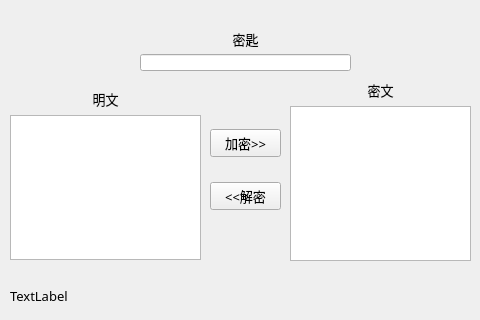
Qt form interface.ui (JamesBr0wn/DES-Encryption) before a commit.
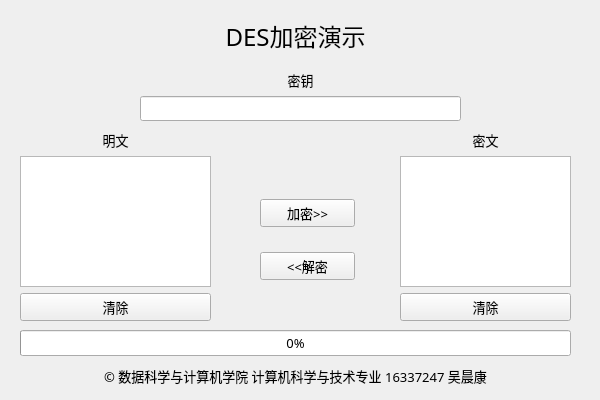
The same form after that commit.

What changed in the file:
```diff
--- a/interface.ui
+++ b/interface.ui
@@ -6,8 +6,8 @@
    <rect>
     <x>0</x>
     <y>0</y>
-    <width>480</width>
-    <height>320</height>
+    <width>600</width>
+    <height>400</height>
    </rect>
   </property>
   <property name="font">
@@ -19,45 +19,20 @@
   <property name="windowTitle">
    <string>Form</string>
   </property>
-  <widget class="QWidget" name="verticalLayoutWidget">
-   <property name="geometry">
-    <rect>
-     <x>10</x>
-     <y>89</y>
-     <width>191</width>
-     <height>171</height>
-    </rect>
-   </property>
-   <layout class="QVBoxLayout" name="encryptionLayout">
-    <item>
-     <widget class="QLabel" name="label">
-      <property name="text">
-       <string>明文</string>
-      </property>
-      <property name="alignment">
-       <set>Qt::AlignCenter</set>
-      </property>
-     </widget>
-    </item>
-    <item>
-     <widget class="QTextBrowser" name="textBrowser"/>
-    </item>
-   </layout>
-  </widget>
   <widget class="QWidget" name="verticalLayoutWidget_2">
    <property name="geometry">
     <rect>
      <x>140</x>
-     <y>30</y>
-     <width>211</width>
-     <height>41</height>
+     <y>70</y>
+     <width>321</width>
+     <height>51</height>
     </rect>
    </property>
    <layout class="QVBoxLayout" name="secretKeyLayout">
     <item>
      <widget class="QLabel" name="label_3">
       <property name="text">
-       <string>密匙</string>
+       <string>密钥</string>
       </property>
       <property name="alignment">
        <set>Qt::AlignCenter</set>
@@ -72,10 +47,10 @@
   <widget class="QWidget" name="verticalLayoutWidget_3">
    <property name="geometry">
     <rect>
-     <x>290</x>
-     <y>80</y>
-     <width>181</width>
-     <height>181</height>
+     <x>400</x>
+     <y>130</y>
+     <width>171</width>
+     <height>191</height>
     </rect>
    </property>
    <layout class="QVBoxLayout" name="verticalLayout_3">
@@ -90,16 +65,66 @@
      </widget>
     </item>
     <item>
-     <widget class="QTextEdit" name="textEdit_2"/>
+     <widget class="QTextEdit" name="cipher_text">
+      <property name="cursor" stdset="0">
+       <cursorShape>IBeamCursor</cursorShape>
+      </property>
+     </widget>
+    </item>
+    <item>
+     <widget class="QPushButton" name="cipher_text_clear">
+      <property name="text">
+       <string>清除</string>
+      </property>
+     </widget>
+    </item>
+   </layout>
+  </widget>
+  <widget class="QWidget" name="verticalLayoutWidget">
+   <property name="geometry">
+    <rect>
+     <x>20</x>
+     <y>130</y>
+     <width>191</width>
+     <height>191</height>
+    </rect>
+   </property>
+   <layout class="QVBoxLayout" name="PlaintextLayout">
+    <item>
+     <widget class="QLabel" name="plain_text_label">
+      <property name="text">
+       <string>明文</string>
+      </property>
+      <property name="alignment">
+       <set>Qt::AlignCenter</set>
+      </property>
+     </widget>
+    </item>
+    <item>
+     <widget class="QTextEdit" name="plain_text">
+      <property name="cursor" stdset="0">
+       <cursorShape>IBeamCursor</cursorShape>
+      </property>
+      <property name="horizontalScrollBarPolicy">
+       <enum>Qt::ScrollBarAsNeeded</enum>
+      </property>
+     </widget>
+    </item>
+    <item>
+     <widget class="QPushButton" name="plain_text_clear">
+      <property name="text">
+       <string>清除</string>
+      </property>
+     </widget>
     </item>
    </layout>
   </widget>
   <widget class="QWidget" name="verticalLayoutWidget_4">
    <property name="geometry">
     <rect>
-     <x>210</x>
-     <y>110</y>
-     <width>71</width>
+     <x>260</x>
+     <y>180</y>
+     <width>95</width>
      <height>121</height>
     </rect>
    </property>
@@ -120,12 +145,39 @@
     </item>
    </layout>
   </widget>
+  <widget class="QWidget" name="verticalLayoutWidget_6">
+   <property name="geometry">
+    <rect>
+     <x>20</x>
+     <y>10</y>
+     <width>551</width>
+     <height>51</height>
+    </rect>
+   </property>
+   <layout class="QVBoxLayout" name="TitleLayout">
+    <item>
+     <widget class="QLabel" name="title">
+      <property name="font">
+       <font>
+        <pointsize>18</pointsize>
+       </font>
+      </property>
+      <property name="text">
+       <string>DES加密演示</string>
+      </property>
+      <property name="alignment">
+       <set>Qt::AlignCenter</set>
+      </property>
+     </widget>
+    </item>
+   </layout>
+  </widget>
   <widget class="QWidget" name="verticalLayoutWidget_5">
    <property name="geometry">
     <rect>
-     <x>10</x>
-     <y>280</y>
-     <width>461</width>
+     <x>20</x>
+     <y>360</y>
+     <width>551</width>
      <height>31</height>
     </rect>
    </property>
@@ -133,7 +185,32 @@
     <item>
      <widget class="QLabel" name="label_4">
       <property name="text">
-       <string>TextLabel</string>
+       <string>© 数据科学与计算机学院 计算机科学与技术专业 16337247 吴晨康</string>
+      </property>
+      <property name="alignment">
+       <set>Qt::AlignCenter</set>
+      </property>
+     </widget>
+    </item>
+   </layout>
+  </widget>
+  <widget class="QWidget" name="verticalLayoutWidget_7">
+   <property name="geometry">
+    <rect>
+     <x>20</x>
+     <y>330</y>
+     <width>551</width>
+     <height>27</height>
+    </rect>
+   </property>
+   <layout class="QVBoxLayout" name="ProcessBarLayout">
+    <item>
+     <widget class="QProgressBar" name="progressBar">
+      <property name="value">
+       <number>0</number>
+      </property>
+      <property name="alignment">
+       <set>Qt::AlignCenter</set>
       </property>
      </widget>
     </item>
```
Left out of the diff: 30 changed lines with no effect on the pictures.
